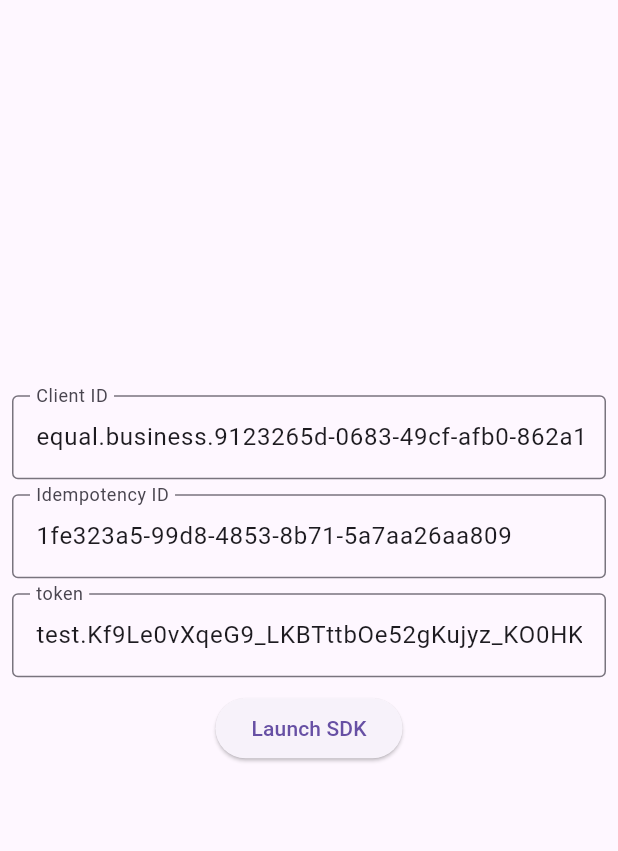
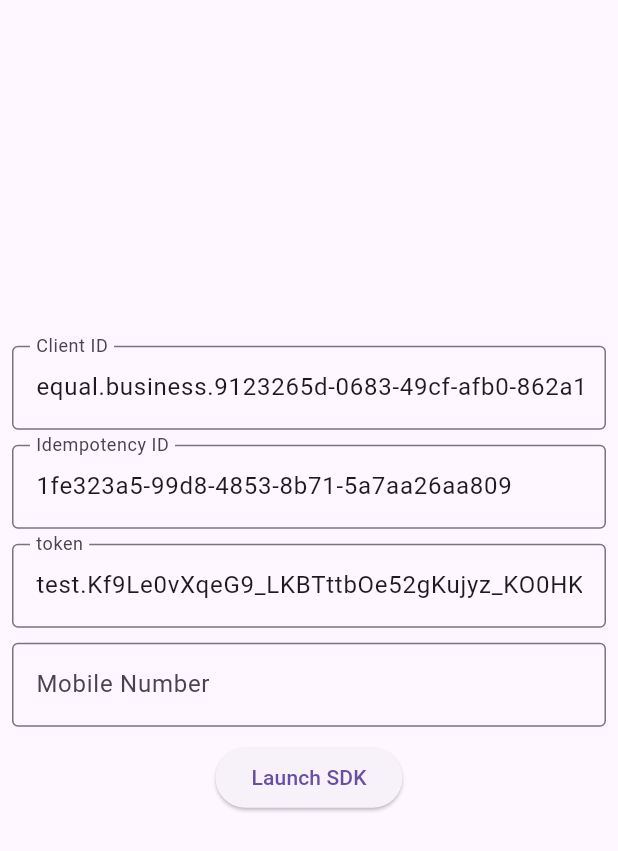
Before and after one commit to inifity-tech/equal_flutter_sdk, a Flutter app: the screen it shows after launch, on a phone screen of 412 x 824 dp. Shown: the top 851 px of the screen. Run offline on Flutter 3.47's test engine with Material 3 defaults, Android fonts, the phone set to English and light mode, and no system bars; our stand-ins replace plugin_platform_interface; missing offline and left inert: flutter_inappwebview.

Commit message:
mobile number support added

```diff
--- a/example/lib/main.dart
+++ b/example/lib/main.dart
@@ -31,6 +31,7 @@ class _HomePageState extends State<HomePage> {
   late TextEditingController _clientId;
   late TextEditingController _idempotencyId;
   late TextEditingController _token;
+  late TextEditingController _mobile;
 
   final ValueNotifier<dynamic> _sdkResponse = ValueNotifier('');
 
@@ -44,6 +45,7 @@ class _HomePageState extends State<HomePage> {
         TextEditingController(text: '1fe323a5-99d8-4853-8b71-5a7aa26aa809');
     _token = TextEditingController(
         text: 'test.Kf9Le0vXqeG9_LKBTttbOe52gKujyz_KO0HKqW5SiLQ=');
+    _mobile = TextEditingController(text: '');
   }
 
   @override
@@ -74,6 +76,12 @@ class _HomePageState extends State<HomePage> {
                     label: Text("token"), border: OutlineInputBorder()),
               ),
               const SizedBox(height: 10),
+              TextFormField(
+                controller: _mobile,
+                decoration: const InputDecoration(
+                    label: Text("Mobile Number"), border: OutlineInputBorder()),
+              ),
+              const SizedBox(height: 10),
               Center(
                 child: ElevatedButton(
                   onPressed: () {
@@ -83,6 +91,7 @@ class _HomePageState extends State<HomePage> {
                         clientId: _clientId.text.trim(),
                         idempotencyId: _idempotencyId.text.trim(),
                         token: _token.text.trim(),
+                        mobile: _mobile.text.trim(),
                       ),
                       onSubmit: (data) {
                         _sdkResponse.value = data;
```
